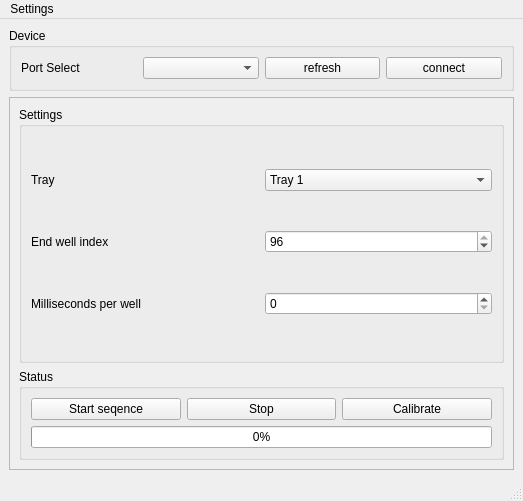
Old version of the form mainwindow.ui in the repository nrish/machine-interface-caltech.
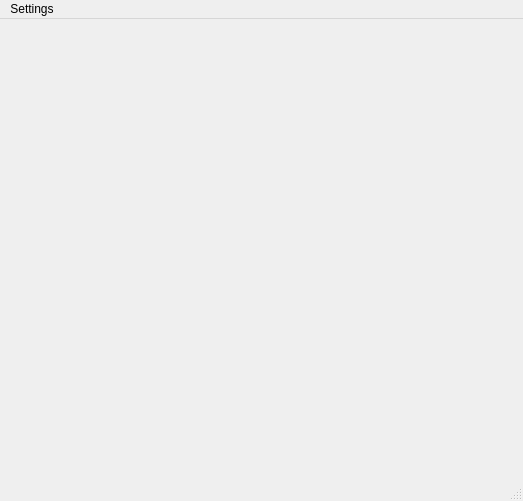
New version of the form. Custom widgets are drawn as their Qt base class.

What changed in the file:
```diff
--- a/mainwindow.ui
+++ b/mainwindow.ui
@@ -20,208 +20,7 @@
    <string>Level 3 Dispenser</string>
   </property>
   <widget class="QWidget" name="centralwidget">
-   <layout class="QGridLayout" name="gridLayout">
-    <item row="1" column="0" colspan="2">
-     <widget class="QFrame" name="frame">
-      <property name="frameShape">
-       <enum>QFrame::StyledPanel</enum>
-      </property>
-      <property name="frameShadow">
-       <enum>QFrame::Raised</enum>
-      </property>
-      <layout class="QVBoxLayout" name="verticalLayout">
-       <item>
-        <widget class="QGroupBox" name="groupBoxSettings">
-         <property name="title">
-          <string>Settings</string>
-         </property>
-         <layout class="QGridLayout" name="gridLayout_3">
-          <item row="1" column="1">
-           <widget class="QComboBox" name="trayCombo">
-            <item>
-             <property name="text">
-              <string>Tray 1</string>
-             </property>
-            </item>
-            <item>
-             <property name="text">
-              <string>Tray 2</string>
-             </property>
-            </item>
-            <item>
-             <property name="text">
-              <string>Tray 3</string>
-             </property>
-            </item>
-            <item>
-             <property name="text">
-              <string>Tray 4</string>
-             </property>
-            </item>
-            <item>
-             <property name="text">
-              <string>Tray 5</string>
-             </property>
-            </item>
-            <item>
-             <property name="text">
-              <string>Tray 6</string>
-             </property>
-            </item>
-            <item>
-             <property name="text">
-              <string>Tray 7</string>
-             </property>
-            </item>
-            <item>
-             <property name="text">
-              <string>Tray 8</string>
-             </property>
-            </item>
-            <item>
-             <property name="text">
-              <string>Tray 9</string>
-             </property>
-            </item>
-            <item>
-             <property name="text">
-              <string>Tray 10</string>
-             </property>
-            </item>
-           </widget>
-          </item>
-          <item row="1" column="0">
-           <widget class="QLabel" name="label">
-            <property name="text">
-             <string>Tray</string>
-            </property>
-           </widget>
-          </item>
-          <item row="2" column="1">
-           <widget class="QSpinBox" name="endWell">
-            <property name="minimum">
-             <number>1</number>
-            </property>
-            <property name="maximum">
-             <number>96</number>
-            </property>
-            <property name="value">
-             <number>96</number>
-            </property>
-           </widget>
-          </item>
-          <item row="2" column="0">
-           <widget class="QLabel" name="label_2">
-            <property name="text">
-             <string>End well index</string>
-            </property>
-           </widget>
-          </item>
-          <item row="4" column="0">
-           <widget class="QLabel" name="label_3">
-            <property name="text">
-             <string>Milliseconds per well</string>
-            </property>
-           </widget>
-          </item>
-          <item row="4" column="1">
-           <widget class="uint32SpinBox" name="spinTimeWell"/>
-          </item>
-         </layout>
-        </widget>
-       </item>
-       <item>
-        <widget class="QGroupBox" name="groupBoxStatus">
-         <property name="sizePolicy">
-          <sizepolicy hsizetype="Preferred" vsizetype="Maximum">
-           <horstretch>0</horstretch>
-           <verstretch>0</verstretch>
-          </sizepolicy>
-         </property>
-         <property name="title">
-          <string>Status</string>
-         </property>
-         <layout class="QGridLayout" name="gridLayout_2">
-          <item row="2" column="0">
-           <widget class="QPushButton" name="startButton">
-            <property name="text">
-             <string>Start seqence</string>
-            </property>
-           </widget>
-          </item>
-          <item row="2" column="1">
-           <widget class="QPushButton" name="stopButton">
-            <property name="text">
-             <string>Stop</string>
-            </property>
-           </widget>
-          </item>
-          <item row="2" column="2">
-           <widget class="QPushButton" name="pushButton">
-            <property name="text">
-             <string>Calibrate</string>
-            </property>
-           </widget>
-          </item>
-          <item row="4" column="0" colspan="3">
-           <widget class="QProgressBar" name="progressBar">
-            <property name="value">
-             <number>0</number>
-            </property>
-           </widget>
-          </item>
-         </layout>
-        </widget>
-       </item>
-      </layout>
-     </widget>
-    </item>
-    <item row="0" column="0" colspan="2">
-     <widget class="QGroupBox" name="groupBoxDevice">
-      <property name="sizePolicy">
-       <sizepolicy hsizetype="Preferred" vsizetype="Maximum">
-        <horstretch>0</horstretch>
-        <verstretch>0</verstretch>
-       </sizepolicy>
-      </property>
-      <property name="title">
-       <string>Device</string>
-      </property>
-      <layout class="QHBoxLayout" name="horizontalLayout">
-       <item>
-        <widget class="QLabel" name="label_4">
-         <property name="sizePolicy">
-          <sizepolicy hsizetype="Preferred" vsizetype="Maximum">
-           <horstretch>0</horstretch>
-           <verstretch>0</verstretch>
-          </sizepolicy>
-         </property>
-         <property name="text">
-          <string>Port Select</string>
-         </property>
-        </widget>
-       </item>
-       <item>
-        <widget class="QComboBox" name="portCombo"/>
-       </item>
-       <item>
-        <widget class="QPushButton" name="refreshButton">
-         <property name="text">
-          <string>refresh</string>
-         </property>
-        </widget>
-       </item>
-       <item>
-        <widget class="QPushButton" name="pushConnect">
-         <property name="text">
-          <string>connect</string>
-         </property>
-        </widget>
-       </item>
-      </layout>
-     </widget>
-    </item>
-   </layout>
+   <layout class="QGridLayout" name="gridLayout"/>
   </widget>
   <widget class="QMenuBar" name="menubar">
    <property name="geometry">
@@ -271,13 +70,6 @@
    </property>
   </action>
  </widget>
- <customwidgets>
-  <customwidget>
-   <class>uint32SpinBox</class>
-   <extends>QSpinBox</extends>
-   <header>uint32spinbox.h</header>
-  </customwidget>
- </customwidgets>
  <resources/>
  <connections/>
 </ui>
```
